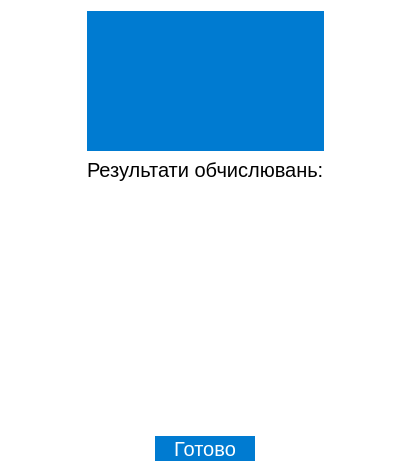
Above: resultAllOptions2col.ui from NonExistentUsername/proctica before the change. Below: the same form after it.
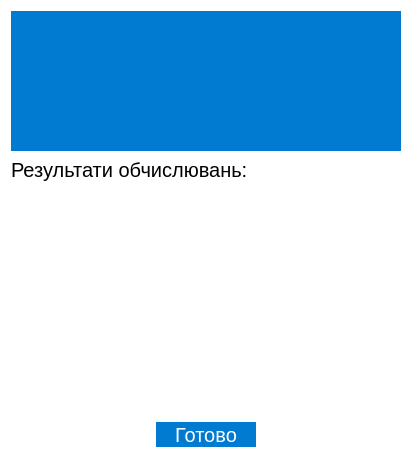
That is the form after the change.

```diff
--- a/resultAllOptions2col.ui
+++ b/resultAllOptions2col.ui
@@ -7,7 +7,7 @@
     <x>0</x>
     <y>0</y>
     <width>412</width>
-    <height>432</height>
+    <height>448</height>
    </rect>
   </property>
   <property name="windowTitle">
@@ -16,8 +16,8 @@
   <property name="styleSheet">
    <string notr="true">background-color: rgb(255, 255, 255);</string>
   </property>
-  <layout class="QGridLayout" name="gridLayout">
-   <item row="0" column="0">
+  <layout class="QVBoxLayout" name="verticalLayout_3">
+   <item>
     <widget class="QLabel" name="label_2">
      <property name="minimumSize">
       <size>
@@ -51,7 +51,7 @@
      </property>
     </widget>
    </item>
-   <item row="1" column="0">
+   <item>
     <widget class="QLabel" name="label">
      <property name="minimumSize">
       <size>
@@ -78,7 +78,7 @@
      </property>
     </widget>
    </item>
-   <item row="2" column="0">
+   <item>
     <layout class="QHBoxLayout" name="horizontalLayout_2">
      <item>
       <layout class="QVBoxLayout" name="verticalLayout">
@@ -87,7 +87,7 @@
          <property name="minimumSize">
           <size>
            <width>0</width>
-           <height>25</height>
+           <height>20</height>
           </size>
          </property>
          <property name="font">
@@ -110,7 +110,7 @@
          <property name="minimumSize">
           <size>
            <width>0</width>
-           <height>25</height>
+           <height>20</height>
           </size>
          </property>
          <property name="font">
@@ -133,7 +133,7 @@
          <property name="minimumSize">
           <size>
            <width>0</width>
-           <height>25</height>
+           <height>20</height>
           </size>
          </property>
          <property name="font">
@@ -156,7 +156,7 @@
          <property name="minimumSize">
           <size>
            <width>0</width>
-           <height>25</height>
+           <height>20</height>
           </size>
          </property>
          <property name="font">
@@ -179,7 +179,7 @@
          <property name="minimumSize">
           <size>
            <width>0</width>
-           <height>25</height>
+           <height>20</height>
           </size>
          </property>
          <property name="font">
@@ -202,7 +202,7 @@
          <property name="minimumSize">
           <size>
            <width>0</width>
-           <height>25</height>
+           <height>20</height>
           </size>
          </property>
          <property name="font">
@@ -225,7 +225,7 @@
          <property name="minimumSize">
           <size>
            <width>0</width>
-           <height>25</height>
+           <height>20</height>
           </size>
          </property>
          <property name="font">
@@ -248,7 +248,30 @@
          <property name="minimumSize">
           <size>
            <width>0</width>
-           <height>25</height>
+           <height>20</height>
+          </size>
+         </property>
+         <property name="font">
+          <font>
+           <pointsize>15</pointsize>
+          </font>
+         </property>
+         <property name="styleSheet">
+          <string notr="true">color:black;
+
+</string>
+         </property>
+         <property name="text">
+          <string/>
+         </property>
+        </widget>
+       </item>
+       <item>
+        <widget class="QLabel" name="val9">
+         <property name="minimumSize">
+          <size>
+           <width>0</width>
+           <height>20</height>
           </size>
          </property>
          <property name="font">
@@ -272,6 +295,12 @@
       <layout class="QVBoxLayout" name="verticalLayout_2">
        <item>
         <widget class="QLabel" name="val1_2">
+         <property name="minimumSize">
+          <size>
+           <width>0</width>
+           <height>20</height>
+          </size>
+         </property>
          <property name="font">
           <font>
            <pointsize>15</pointsize>
@@ -289,6 +318,12 @@
        </item>
        <item>
         <widget class="QLabel" name="val2_2">
+         <property name="minimumSize">
+          <size>
+           <width>0</width>
+           <height>20</height>
+          </size>
+         </property>
          <property name="font">
           <font>
            <pointsize>15</pointsize>
@@ -306,6 +341,12 @@
        </item>
        <item>
         <widget class="QLabel" name="val3_2">
+         <property name="minimumSize">
+          <size>
+           <width>0</width>
+           <height>20</height>
+          </size>
+         </property>
          <property name="font">
           <font>
            <pointsize>15</pointsize>
@@ -323,6 +364,12 @@
        </item>
        <item>
         <widget class="QLabel" name="val4_2">
+         <property name="minimumSize">
+          <size>
+           <width>0</width>
+           <height>20</height>
+          </size>
+         </property>
          <property name="font">
           <font>
            <pointsize>15</pointsize>
@@ -340,6 +387,12 @@
        </item>
        <item>
         <widget class="QLabel" name="val5_2">
+         <property name="minimumSize">
+          <size>
+           <width>0</width>
+           <height>20</height>
+          </size>
+         </property>
          <property name="font">
           <font>
            <pointsize>15</pointsize>
@@ -357,6 +410,12 @@
        </item>
        <item>
         <widget class="QLabel" name="val6_2">
+         <property name="minimumSize">
+          <size>
+           <width>0</width>
+           <height>20</height>
+          </size>
+         </property>
          <property name="font">
           <font>
            <pointsize>15</pointsize>
@@ -374,6 +433,12 @@
        </item>
        <item>
         <widget class="QLabel" name="val7_2">
+         <property name="minimumSize">
+          <size>
+           <width>0</width>
+           <height>20</height>
+          </size>
+         </property>
          <property name="font">
           <font>
            <pointsize>15</pointsize>
@@ -391,6 +456,35 @@
        </item>
        <item>
         <widget class="QLabel" name="val8_2">
+         <property name="minimumSize">
+          <size>
+           <width>0</width>
+           <height>20</height>
+          </size>
+         </property>
+         <property name="font">
+          <font>
+           <pointsize>15</pointsize>
+          </font>
+         </property>
+         <property name="styleSheet">
+          <string notr="true">color:black;
+
+</string>
+         </property>
+         <property name="text">
+          <string/>
+         </property>
+        </widget>
+       </item>
+       <item>
+        <widget class="QLabel" name="val9_2">
+         <property name="minimumSize">
+          <size>
+           <width>0</width>
+           <height>20</height>
+          </size>
+         </property>
          <property name="font">
           <font>
            <pointsize>15</pointsize>
@@ -410,7 +504,7 @@
      </item>
     </layout>
    </item>
-   <item row="3" column="0">
+   <item>
     <layout class="QHBoxLayout" name="horizontalLayout">
      <item>
       <widget class="QPushButton" name="pushButton">
```
